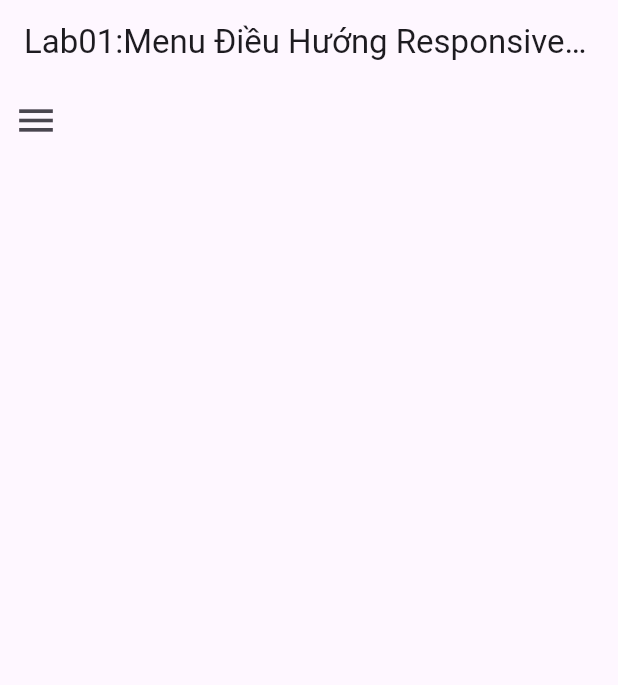
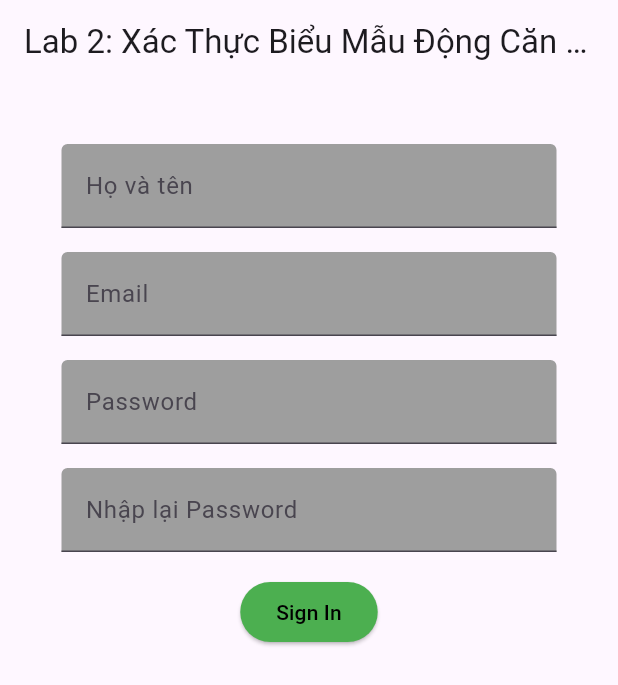
Before and after one commit to nguyendao2101/lab_techmaster, a Flutter app: the screen it shows after launch, on a phone screen of 412 x 824 dp. Shown: the top 685 px of the screen. Run offline on Flutter 3.47's test engine with Material 3 defaults, Android fonts, the phone set to English and light mode, and no system bars; our stand-ins replace get.

Commit message:
complete lab 2

```diff
--- a/lib/lab2.dart
+++ b/lib/lab2.dart
@@ -0,0 +1,220 @@
+import 'package:flutter/material.dart';
+import 'package:get/get.dart';
+import 'package:get/get_state_manager/src/rx_flutter/rx_obx_widget.dart';
+
+class Lab2 extends StatefulWidget {
+  const Lab2({super.key});
+
+  @override
+  State<Lab2> createState() => _Lab2State();
+}
+
+class _Lab2State extends State<Lab2> {
+  final formKey = GlobalKey<FormState>();
+  String? email;
+  String? password;
+  String? confirmPassword;
+  String? hoTen;
+
+  @override
+  Widget build(BuildContext context) {
+    return Scaffold(
+      appBar: AppBar(
+        title: const Text(
+            'Lab 2: Xác Thực Biểu Mẫu Động Căn bản (Dynamic Form Validation)'),
+      ),
+      body: SingleChildScrollView(
+        child: Form(
+          key: formKey,
+          child: Padding(
+            padding: const EdgeInsets.all(16.0),
+            child: Column(
+              children: [
+                const SizedBox(
+                  height: 24,
+                ),
+                Padding(
+                  padding: const EdgeInsets.symmetric(horizontal: 25.0),
+                  child: TextFormField(
+                    decoration: const InputDecoration(
+                      labelText: 'Họ và tên',
+                      filled: true,
+                      fillColor: Colors.grey,
+                    ),
+                    style: const TextStyle(color: Colors.white70),
+                    onChanged: onChangeCheckName,
+                    validator: validartorCheckName,
+                  ),
+                ),
+                const SizedBox(height: 16),
+                Padding(
+                  padding: const EdgeInsets.symmetric(horizontal: 25.0),
+                  child: TextFormField(
+                    decoration: const InputDecoration(
+                      labelText: 'Email',
+                      filled: true,
+                      fillColor: Colors.grey,
+                    ),
+                    style: const TextStyle(color: Colors.white70),
+                    keyboardType: TextInputType.emailAddress,
+                    onChanged: onChangeUsername,
+                    validator: validatorUsername,
+                  ),
+                ),
+                const SizedBox(height: 16),
+                Padding(
+                  padding: const EdgeInsets.symmetric(horizontal: 25.0),
+                  child: TextFormField(
+                    decoration: const InputDecoration(
+                      labelText: 'Password',
+                      filled: true,
+                      fillColor: Colors.grey,
+                    ),
+                    style: const TextStyle(color: Colors.white70),
+                    onChanged: onChangePassword,
+                    validator: validatorPassword,
+                  ),
+                ),
+                const SizedBox(height: 16),
+                Padding(
+                  padding: const EdgeInsets.symmetric(horizontal: 25.0),
+                  child: TextFormField(
+                    decoration: const InputDecoration(
+                      labelText: 'Nhập lại Password',
+                      filled: true,
+                      fillColor: Colors.grey,
+                    ),
+                    style: const TextStyle(color: Colors.white70),
+                    onChanged: onChangeConfirmPassword,
+                    validator: validatorConfirmPassword,
+                  ),
+                ),
+                const SizedBox(height: 16),
+                ElevatedButton(
+                  onPressed: () {
+                    if (formKey.currentState?.validate() == true) {
+                      _showSnackbar('Đăng nhập thành công');
+                    } else {
+                      _showSnackbar(
+                          'Đăng nhập thất bại, vui lòng kiểm tra lại thông tin');
+                    }
+                  },
+                  style:
+                      ElevatedButton.styleFrom(backgroundColor: Colors.green),
+                  child: const Text(
+                    'Sign In',
+                    textAlign: TextAlign.center,
+                    style: TextStyle(color: Colors.black),
+                  ),
+                ),
+              ],
+            ),
+          ),
+        ),
+      ),
+    );
+  }
+
+  void onChangeUsername(String valueEmail) {
+    email = valueEmail;
+    formKey.currentState?.validate();
+  }
+
+  void onChangePassword(String valuePassword) {
+    password = valuePassword;
+    formKey.currentState?.validate();
+  }
+
+  void onChangeConfirmPassword(String valueconfirmPassword) {
+    confirmPassword = valueconfirmPassword;
+    formKey.currentState?.validate();
+  }
+
+  void onChangeCheckName(String valuehoTen) {
+    hoTen = valuehoTen;
+    formKey.currentState?.validate();
+  }
+
+  bool containsSpecialCharacters(String text) {
+    final allowedSpecialCharacters = RegExp(r'[@]');
+    return allowedSpecialCharacters.hasMatch(text);
+  }
+
+  bool containsUppercaseLetter(String text) {
+    return RegExp(r'[A-Z]').hasMatch(text);
+  }
+
+  bool containsLowercaseLetter(String text) {
+    return RegExp(r'[a-z]').hasMatch(text);
+  }
+
+  bool containsDigit(String text) {
+    return RegExp(r'\d').hasMatch(text);
+  }
+
+  String? validatorUsername(String? email) {
+    if ((email ?? '').isEmpty) {
+      return 'Bắt buộc';
+    } else if (!containsSpecialCharacters(email!)) {
+      return 'Email cần đúng định dạng';
+    } else {
+      return null;
+    }
+  }
+
+  String? validatorPassword(String? value) {
+    if ((value ?? '').isEmpty) {
+      return 'Bắt buộc';
+    } else if ((value ?? '').length < 8) {
+      return 'Password không được nhỏ hơn 8 ký tự';
+    } else if (value!.contains(' ')) {
+      return 'Password không được chứa khoảng trắng';
+    } else if (!containsUppercaseLetter(value)) {
+      return 'Password cần chứa ít nhất 1 ký tự viết hoa';
+    } else if (!containsLowercaseLetter(value)) {
+      return 'Password cần chứa ít nhất 1 ký tự viết thường';
+    } else if (!containsDigit(value)) {
+      return 'Password cần chứa ít nhất 1 chữ số';
+    } else {
+      return null;
+    }
+  }
+
+  String? validatorConfirmPassword(String? value) {
+    if (value != password) {
+      return 'Password nhập lại không khớp';
+    } else {
+      return null;
+    }
+  }
+
+  String? validartorCheckName(String? name) {
+    if ((name ?? '').isEmpty) {
+      return 'Bắt buộc';
+    } else if ((name ?? '').length < 3) {
+      return 'Tối thiểu 3 ký tự';
+    } else {
+      return null;
+    }
+  }
+
+  bool isValidSignupForm() {
+    return formKey.currentState!.validate();
+  }
+
+  void resetForm() {
+    email = null;
+    password = null;
+    confirmPassword = null;
+    hoTen = null;
+    formKey.currentState?.reset();
+  }
+
+  void _showSnackbar(String text) {
+    Get.snackbar(
+      'Success',
+      text,
+      snackPosition: SnackPosition.TOP,
+    );
+  }
+}
--- a/lib/main.dart
+++ b/lib/main.dart
@@ -1,6 +1,7 @@
 import 'package:flutter/material.dart';
 import 'package:get/get.dart';
 import 'package:lab1/lab1.dart';
+import 'package:lab1/lab2.dart';
 
 void main() {
   runApp(MyApp());
@@ -13,7 +14,8 @@ class MyApp extends StatelessWidget {
   Widget build(BuildContext context) {
     return const GetMaterialApp(
       title: 'lab',
-      home: Lab01(),
+      // home: Lab01(),
+      home: Lab2(),
     );
   }
 }
```
